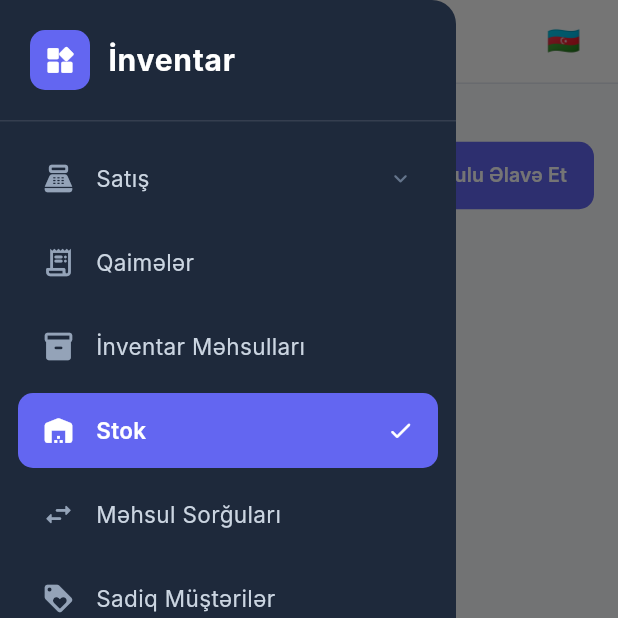
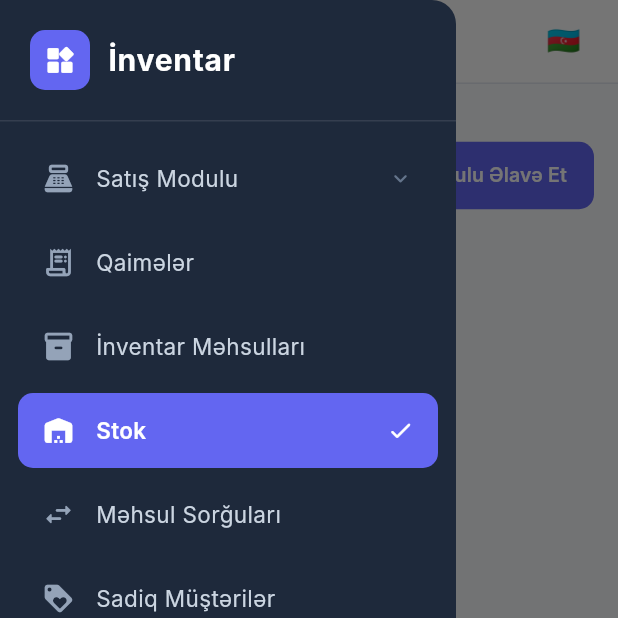
Before and after one commit to KHajili98/inventory, a Flutter app: the StockPage screen opened by its route, with the side drawer open, on a phone screen of 412 x 824 dp, the top half of it. Run offline on Flutter 3.47's test engine with Material 3 defaults, Android fonts, the phone set to English and light mode, and no system bars; our stand-ins replace dio, file_picker, fl_chart, flutter_bloc, go_router, pdf and 2 more; missing offline and left inert: dart:html, excel, universal_html; accounts and stored records are empty; network calls fail; Roboto replaces fonts that are missing (Inter).

Commit message:
change routing for sell module

```diff
--- a/lib/l10n/app_az.arb
+++ b/lib/l10n/app_az.arb
@@ -4,6 +4,8 @@
   "appTitle": "İnventar",
 
   "pos": "Satış",
+
+  "sellModule": "Satış Modulu",
 
   "invoices": "Qaimələr",
 
--- a/lib/l10n/app_en.arb
+++ b/lib/l10n/app_en.arb
@@ -9,6 +9,11 @@
   "pos": "POS",
   "@pos": {
     "description": "Point of Sale navigation label"
+  },
+
+  "sellModule": "Sell",
+  "@sellModule": {
+    "description": "Sell module parent navigation label"
   },
 
   "invoices": "Invoices",
--- a/lib/l10n/app_localizations.dart
+++ b/lib/l10n/app_localizations.dart
@@ -110,6 +110,12 @@ abstract class AppLocalizations {
   /// **'POS'**
   String get pos;
 
+  /// Sell module parent navigation label
+  ///
+  /// In en, this message translates to:
+  /// **'Sell'**
+  String get sellModule;
+
   /// Invoices navigation label
   ///
   /// In en, this message translates to:
--- a/lib/l10n/app_localizations_az.dart
+++ b/lib/l10n/app_localizations_az.dart
@@ -13,6 +13,9 @@ class AppLocalizationsAz extends AppLocalizations {
 
   @override
   String get pos => 'Satış';
+
+  @override
+  String get sellModule => 'Satış Modulu';
 
   @override
   String get invoices => 'Qaimələr';
--- a/lib/l10n/app_localizations_en.dart
+++ b/lib/l10n/app_localizations_en.dart
@@ -13,6 +13,9 @@ class AppLocalizationsEn extends AppLocalizations {
 
   @override
   String get pos => 'POS';
+
+  @override
+  String get sellModule => 'Sell';
 
   @override
   String get invoices => 'Invoices';
--- a/lib/router/app_router.dart
+++ b/lib/router/app_router.dart
@@ -59,8 +59,8 @@ GoRouter createRouter(AuthCubit authCubit) {
         observers: [RouteLogger()],
         builder: (context, state, child) => AppShell(child: child),
         routes: [
-          GoRoute(path: '/pos', builder: (context, state) => const PosPage()),
-          GoRoute(path: '/pos/transactions', builder: (context, state) => const TransactionListPage()),
+          GoRoute(path: '/sell-module/pos', builder: (context, state) => const PosPage()),
+          GoRoute(path: '/sell-module/transactions', builder: (context, state) => const TransactionListPage()),
           GoRoute(path: '/invoices', builder: (context, state) => const InvoicesPage()),
           GoRoute(path: '/inventory-products', builder: (context, state) => const InventoryProductsPage()),
           GoRoute(path: '/stock', builder: (context, state) => const StockPage()),
--- a/lib/widgets/app_shell.dart
+++ b/lib/widgets/app_shell.dart
@@ -28,10 +28,13 @@ class _AppShellState extends State<AppShell> with SingleTickerProviderStateMixin
 
   static const _navItems = [
     _NavItem(
-      labelKey: 'pos',
+      labelKey: 'sellModule',
       icon: Icons.point_of_sale_rounded,
-      path: '/pos',
-      subItems: [_SubNavItem(labelKey: 'sellingTransactions', path: '/pos/transactions')],
+      path: '/sell-module/pos',
+      subItems: [
+        _SubNavItem(labelKey: 'pos', path: '/sell-module/pos'),
+        _SubNavItem(labelKey: 'sellingTransactions', path: '/sell-module/transactions'),
+      ],
     ),
     _NavItem(labelKey: 'invoices', icon: Icons.receipt_long_rounded, path: '/invoices'),
     _NavItem(labelKey: 'inventoryProducts', icon: Icons.inventory_2_rounded, path: '/inventory-products'),
@@ -54,12 +57,18 @@ class _AppShellState extends State<AppShell> with SingleTickerProviderStateMixin
   int _selectedIndex(BuildContext context) {
     final location = GoRouterState.of(context).uri.toString();
     final index = _navItems.indexWhere((item) => location.startsWith(item.path) || item.subItems.any((sub) => location.startsWith(sub.path)));
+    // Auto-expand the matching group whenever the route changes
+    if (index >= 0 && _navItems[index].subItems.isNotEmpty) {
+      _expandedItems.add(index);
+    }
     return index < 0 ? 0 : index;
   }
 
   String _getNavLabel(BuildContext context, String key) {
     final l10n = AppLocalizations.of(context)!;
     switch (key) {
+      case 'sellModule':
+        return l10n.sellModule;
       case 'pos':
         return l10n.pos;
       case 'sellingTransactions':
```
